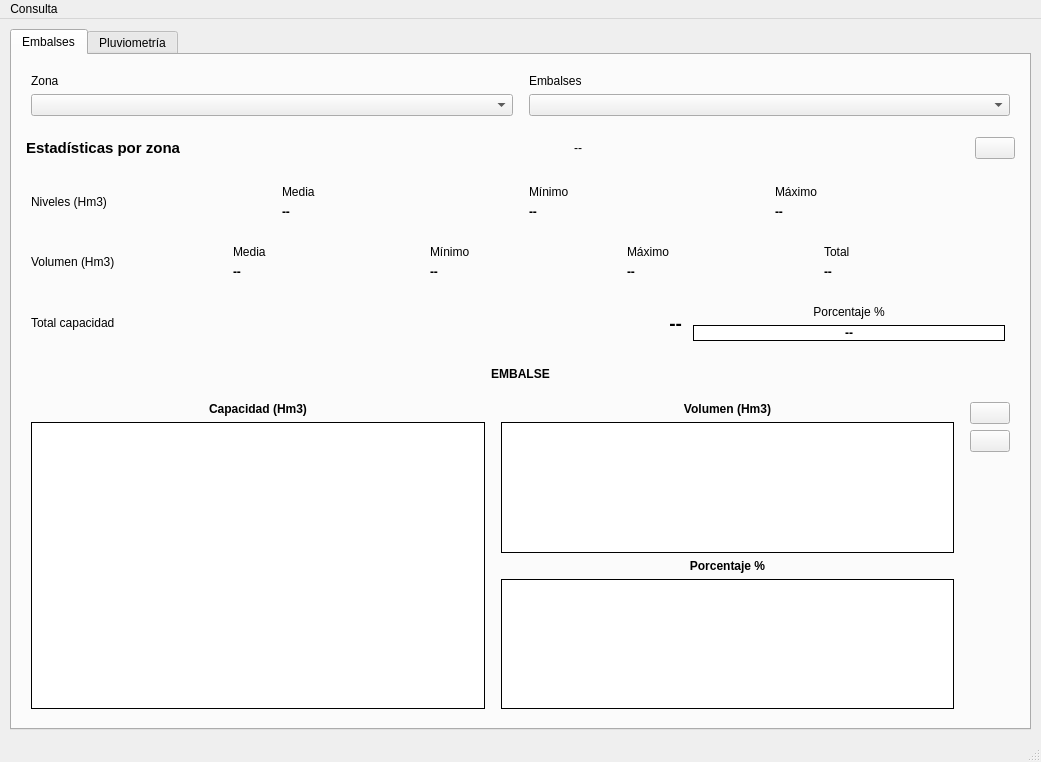
This is src/ver_embalses.ui in federicomartinlara1976/VerEmbalses as Qt 5 draws it before an edit. The edited form follows.
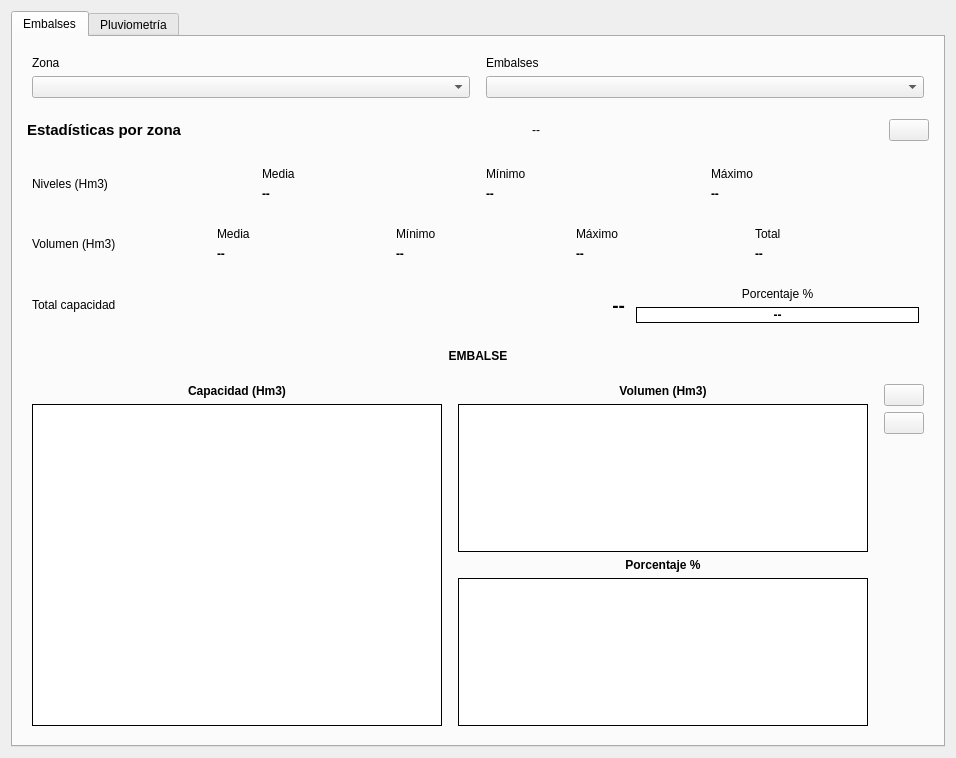
This is the edited form. Icons and pictures are not drawn.

Patch:
```diff
--- a/src/ver_embalses.ui
+++ b/src/ver_embalses.ui
@@ -1,41 +1,19 @@
 <?xml version="1.0" encoding="UTF-8"?>
 <ui version="4.0">
- <class>MainWindow</class>
- <widget class="QMainWindow" name="MainWindow">
+ <class>VerEmbalses</class>
+ <widget class="QWidget" name="VerEmbalses">
   <property name="geometry">
    <rect>
     <x>0</x>
     <y>0</y>
-    <width>1041</width>
-    <height>762</height>
+    <width>956</width>
+    <height>758</height>
    </rect>
   </property>
-  <property name="minimumSize">
-   <size>
-    <width>840</width>
-    <height>600</height>
-   </size>
-  </property>
   <property name="windowTitle">
    <string>Ver embalse</string>
   </property>
-  <widget class="QWidget" name="centralwidget">
-   <layout class="QVBoxLayout" name="verticalLayout_2">
-    <property name="sizeConstraint">
-     <enum>QLayout::SetDefaultConstraint</enum>
-    </property>
-    <property name="leftMargin">
-     <number>10</number>
-    </property>
-    <property name="topMargin">
-     <number>10</number>
-    </property>
-    <property name="rightMargin">
-     <number>10</number>
-    </property>
-    <property name="bottomMargin">
-     <number>10</number>
-    </property>
+  <layout class="QHBoxLayout" name="horizontalLayout_10">
     <item>
      <widget class="QTabWidget" name="tabWidget">
       <property name="toolTip">
@@ -1183,40 +1161,6 @@
      </widget>
     </item>
    </layout>
-  </widget>
-  <widget class="QMenuBar" name="menubar">
-   <property name="geometry">
-    <rect>
-     <x>0</x>
-     <y>0</y>
-     <width>1041</width>
-     <height>32</height>
-    </rect>
-   </property>
-   <widget class="QMenu" name="menuConsulta">
-    <property name="title">
-     <string>Consulta</string>
-    </property>
-    <addaction name="actionPor_fecha"/>
-   </widget>
-   <addaction name="menuConsulta"/>
-  </widget>
-  <widget class="QStatusBar" name="statusbar"/>
-  <action name="actionDiaria">
-   <property name="text">
-    <string>Diaria</string>
-   </property>
-  </action>
-  <action name="actionMes">
-   <property name="text">
-    <string>Mensual</string>
-   </property>
-  </action>
-  <action name="actionPor_fecha">
-   <property name="text">
-    <string>Por fecha</string>
-   </property>
-  </action>
  </widget>
  <resources/>
  <connections/>
```
Left out of the diff: 2 changed lines with no effect on the pictures. Lines whose indentation alone changed are shown as unchanged.
